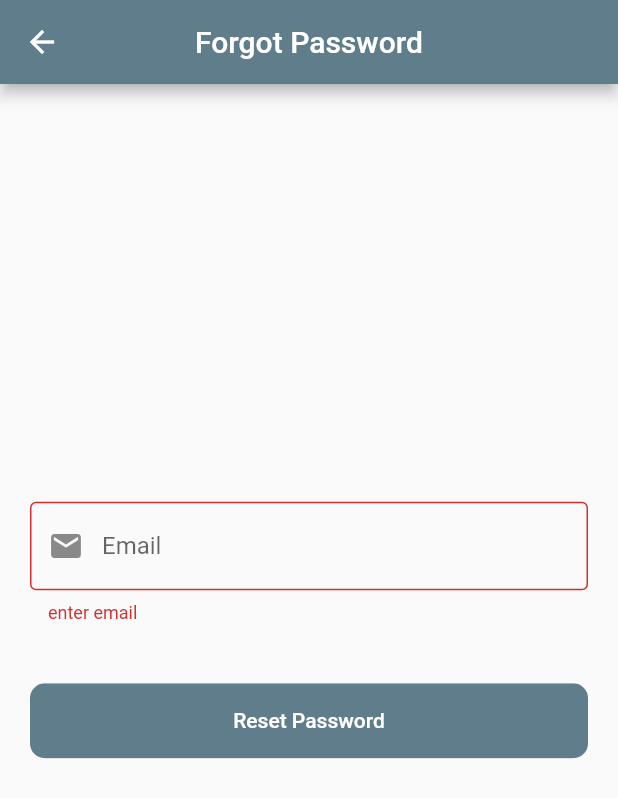
After one commit to Usaid-Dev/blogapp, a Flutter app: the ForgotPasswordScreen screen opened directly, after a tap on "Reset Password", on a phone screen of 412 x 824 dp. The commit adds this screen. Shown: the top 798 px of the screen. Run offline on Flutter 3.47's test engine with Material 2 defaults, Android fonts, the light colour scheme and no system bars; drawn by our look-alikes of modal_progress_hud_nsn; our stand-ins replace firebase_auth, firebase_core, firebase_database, firebase_storage, fluttertoast, image_picker; accounts and stored records are empty.

Commit message:
Added forgot password feature

```diff
--- /dev/null
+++ b/lib/screens/forgot_password.dart
@@ -0,0 +1,133 @@
+import 'package:blogapp/components/round_button.dart';
+import 'package:blogapp/screens/login_screen.dart';
+import 'package:firebase_auth/firebase_auth.dart';
+import 'package:flutter/material.dart';
+import 'package:fluttertoast/fluttertoast.dart';
+import 'package:modal_progress_hud_nsn/modal_progress_hud_nsn.dart';
+
+class ForgotPasswordScreen extends StatefulWidget {
+  const ForgotPasswordScreen({super.key});
+
+  @override
+  State<ForgotPasswordScreen> createState() => _ForgotPasswordScreenState();
+}
+
+class _ForgotPasswordScreenState extends State<ForgotPasswordScreen> {
+  FirebaseAuth _auth = FirebaseAuth.instance;
+
+  TextEditingController emailController = TextEditingController();
+
+  bool showSpinner = false;
+
+  final _formkey = GlobalKey<FormState>();
+  String email = '';
+
+  @override
+  Widget build(BuildContext context) {
+    return ModalProgressHUD(
+      inAsyncCall: showSpinner,
+      child: Scaffold(
+        appBar: AppBar(
+          centerTitle: true,
+          title: const Text('Forgot Password'),
+        ),
+        body: Padding(
+          padding: const EdgeInsets.symmetric(horizontal: 20),
+          child: Column(
+            crossAxisAlignment: CrossAxisAlignment.center,
+            mainAxisAlignment: MainAxisAlignment.center,
+            children: [
+              Padding(
+                padding: const EdgeInsets.symmetric(vertical: 30),
+                child: Form(
+                  key: _formkey,
+                  child: Column(
+                    children: [
+                      TextFormField(
+                        controller: emailController,
+                        keyboardType: TextInputType.emailAddress,
+                        decoration: const InputDecoration(
+                          hintText: 'Email',
+                          label: Text('Email'),
+                          prefixIcon: Icon(Icons.email),
+                          border: OutlineInputBorder(),
+                        ),
+                        onChanged: (String value) {
+                          email = value;
+                        },
+                        validator: (value) {
+                          return value!.isEmpty ? 'enter email' : null;
+                        },
+                      ),
+                      Padding(
+                        padding: const EdgeInsets.symmetric(vertical: 40),
+                        child: RoundButton(
+                          title: 'Reset Password',
+                          onPress: () async {
+                            if (_formkey.currentState!.validate()) {
+                              setState(
+                                () {
+                                  showSpinner = true;
+                                },
+                              );
+
+                              try {
+                                _auth
+                                    .sendPasswordResetEmail(
+                                        email: emailController.text.toString())
+                                    .then((value) {
+                                  setState(
+                                    () {
+                                      showSpinner = false;
+                                    },
+                                  );
+                                  toastMessage(
+                                      'Please check your email, Link has beesn sent to your email');
+                                  Navigator.push(
+                                      context,
+                                      MaterialPageRoute(
+                                          builder: (context) =>
+                                              const LoginScreen()));
+                                }).onError((error, stackTrace) {
+                                  toastMessage(error.toString());
+                                  setState(
+                                    () {
+                                      showSpinner = false;
+                                    },
+                                  );
+                                });
+                              } catch (e) {
+                                print(e.toString());
+                                toastMessage(e.toString());
+                                setState(
+                                  () {
+                                    showSpinner = false;
+                                  },
+                                );
+                              }
+                            }
+                          },
+                        ),
+                      )
+                    ],
+                  ),
+                ),
+              )
+            ],
+          ),
+        ),
+      ),
+    );
+  }
+
+  void toastMessage(String message) {
+    Fluttertoast.showToast(
+        msg: message.toString(),
+        toastLength: Toast.LENGTH_SHORT,
+        gravity: ToastGravity.SNACKBAR,
+        timeInSecForIosWeb: 1,
+        backgroundColor: Colors.white,
+        textColor: Colors.black,
+        fontSize: 16.0);
+  }
+}
```
Also changed, not shown: lib/screens/login_screen.dart (+19 -1 lines).
